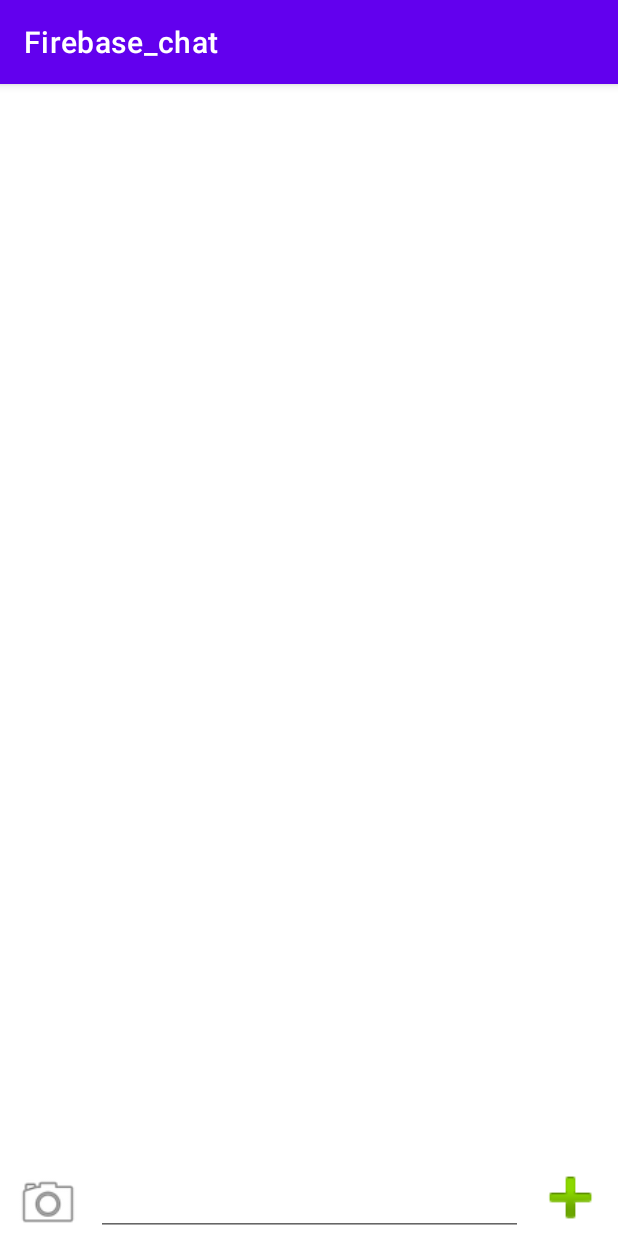
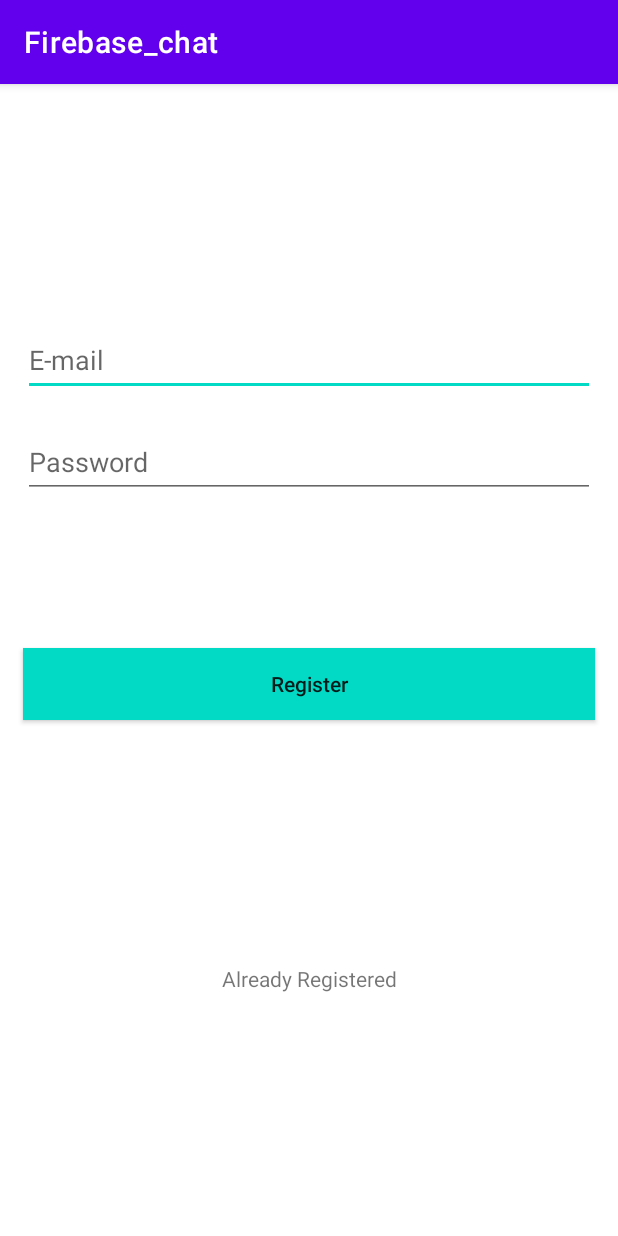
Before and after one commit to chigov2/Firebase_chatV2, an Android app: the screen it shows after launch (MainActivity before the commit, RegisterActivity after it), on a phone screen of 412 x 824 dp. Run offline under Robolectric (Android 15) with nearby library versions, the phone set to English and light mode, and no system bars; our stand-ins replace Firebase (no records; nobody signed in at launch, a user with empty details on screens opened directly).

Commit message:
DB works

```diff
--- a/app/build.gradle
+++ b/app/build.gradle
@@ -34,7 +34,8 @@ dependencies {
     testImplementation 'junit:junit:4.+'
     androidTestImplementation 'androidx.test.ext:junit:1.1.3'
     androidTestImplementation 'androidx.test.espresso:espresso-core:3.4.0'
-    implementation platform('com.google.firebase:firebase-bom:29.0.3')
-    implementation 'com.google.firebase:firebase-firestore'
+    //implementation platform('com.google.firebase:firebase-bom:29.0.3')
+    implementation 'com.google.firebase:firebase-firestore:24.0.0'
+    implementation 'com.google.firebase:firebase-auth:21.0.1'
 
 }
--- a/app/src/main/java/com/chigov/firebase_chat/MainActivity.java
+++ b/app/src/main/java/com/chigov/firebase_chat/MainActivity.java
@@ -6,6 +6,7 @@ import androidx.appcompat.app.AppCompatActivity;
 import androidx.recyclerview.widget.LinearLayoutManager;
 import androidx.recyclerview.widget.RecyclerView;
 
+import android.content.Intent;
 import android.os.Bundle;
 import android.util.Log;
 import android.view.View;
@@ -15,6 +16,7 @@ import android.widget.Toast;
 
 import com.google.android.gms.tasks.OnFailureListener;
 import com.google.android.gms.tasks.OnSuccessListener;
+import com.google.firebase.auth.FirebaseAuth;
 import com.google.firebase.firestore.DocumentReference;
 import com.google.firebase.firestore.EventListener;
 import com.google.firebase.firestore.FirebaseFirestore;
@@ -36,6 +38,7 @@ public class MainActivity extends AppCompatActivity {
     //private List <Message> messages;
     private String author;
     FirebaseFirestore db;
+    private FirebaseAuth mAuth;
 
     @Override
     protected void onCreate(Bundle savedInstanceState) {
@@ -49,7 +52,10 @@ public class MainActivity extends AppCompatActivity {
         recyclerViewMessages.setLayoutManager(new LinearLayoutManager(this));
         recyclerViewMessages.setAdapter(adapter);
         db = FirebaseFirestore.getInstance();
-        //messages = new ArrayList<>();
+
+        // Initialize Firebase Auth
+        mAuth = FirebaseAuth.getInstance();
+
         author = "Serge";
         imageViewSendMessage.setOnClickListener(new View.OnClickListener() {
             @Override
@@ -70,6 +76,15 @@ public class MainActivity extends AppCompatActivity {
                 }
             }
         });
+
+        //проверка
+        if (mAuth.getCurrentUser() != null){
+            Toast.makeText(this, "Logged!", Toast.LENGTH_SHORT).show();
+        }else{
+            Toast.makeText(this, "Not registered!", Toast.LENGTH_SHORT).show();
+            Intent intent = new Intent(this,RegisterActivity.class);
+            startActivity(intent);
+        }
     }
 
     private void sendMessage(){
--- a/app/src/main/java/com/chigov/firebase_chat/RegisterActivity.java
+++ b/app/src/main/java/com/chigov/firebase_chat/RegisterActivity.java
@@ -1,14 +1,64 @@
 package com.chigov.firebase_chat;
 
+import static android.content.ContentValues.TAG;
+
+import androidx.annotation.NonNull;
 import androidx.appcompat.app.AppCompatActivity;
 
+import android.content.Intent;
 import android.os.Bundle;
+import android.util.Log;
+import android.view.View;
+import android.widget.EditText;
+import android.widget.TextView;
+import android.widget.Toast;
+
+import com.google.android.gms.tasks.OnCompleteListener;
+import com.google.android.gms.tasks.Task;
+import com.google.firebase.auth.AuthResult;
+import com.google.firebase.auth.FirebaseAuth;
+import com.google.firebase.auth.FirebaseUser;
 
 public class RegisterActivity extends AppCompatActivity {
+    private FirebaseAuth mAuth;
+    private EditText editTextEmail;
+    private EditText editTextPassword;
+    private TextView textViewHaveAnAccount;
 
     @Override
     protected void onCreate(Bundle savedInstanceState) {
         super.onCreate(savedInstanceState);
         setContentView(R.layout.activity_register);
+        mAuth = FirebaseAuth.getInstance();
+        editTextEmail = findViewById(R.id.editTextEmail);
+        editTextPassword = findViewById(R.id.editTextPassword);
+        textViewHaveAnAccount = findViewById(R.id.textViewHaveAnAccount);
+        textViewHaveAnAccount.setOnClickListener(new View.OnClickListener() {
+            @Override
+            public void onClick(View v) {
+                Intent intent = new Intent(RegisterActivity.this,LoginActivity.class);
+                startActivity(intent);
+            }
+        });
+    }
+
+    public void onClickRegister(View view) {
+        String email = editTextEmail.getText().toString().trim();
+        String password = editTextPassword.getText().toString().trim();
+        if (email.isEmpty() || password.isEmpty()){
+            Toast.makeText(this, "Fields are empty", Toast.LENGTH_SHORT).show();
+            return;
+        }
+        mAuth.createUserWithEmailAndPassword(email, password).addOnCompleteListener(this, new OnCompleteListener<AuthResult>() {
+            @Override
+            public void onComplete(@NonNull Task<AuthResult> task) {
+                if (task.isSuccessful()){
+                    Intent intent = new Intent(RegisterActivity.this,MainActivity.class);
+                    startActivity(intent);
+                }else{
+                    Toast.makeText(RegisterActivity.this,"error: "+task.getException(),Toast.LENGTH_SHORT).show();
+                }
+            }
+        });
     }
 }
--- a/app/src/main/res/layout/activity_register.xml
+++ b/app/src/main/res/layout/activity_register.xml
@@ -45,6 +45,7 @@
         android:layout_marginEnd="15dp"
         android:background="@color/teal_200"
         android:capitalize="none"
+        android:onClick="onClickRegister"
         android:text="Register"
         android:textAllCaps="false"
         app:layout_constraintEnd_toEndOf="parent"
@@ -52,7 +53,7 @@
         app:layout_constraintTop_toBottomOf="@+id/editTextPassword" />
 
     <TextView
-        android:id="@+id/textViewGoToRegisterPage"
+        android:id="@+id/textViewHaveAnAccount"
         android:layout_width="wrap_content"
         android:layout_height="wrap_content"
         android:text="Already Registered"
```
